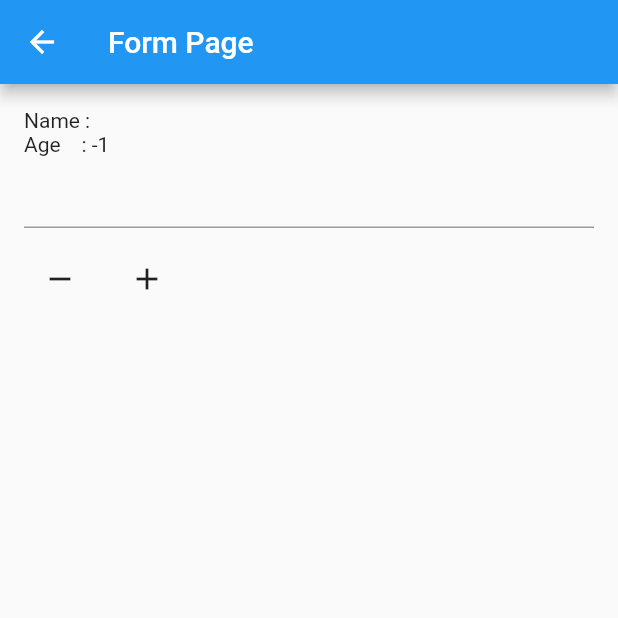
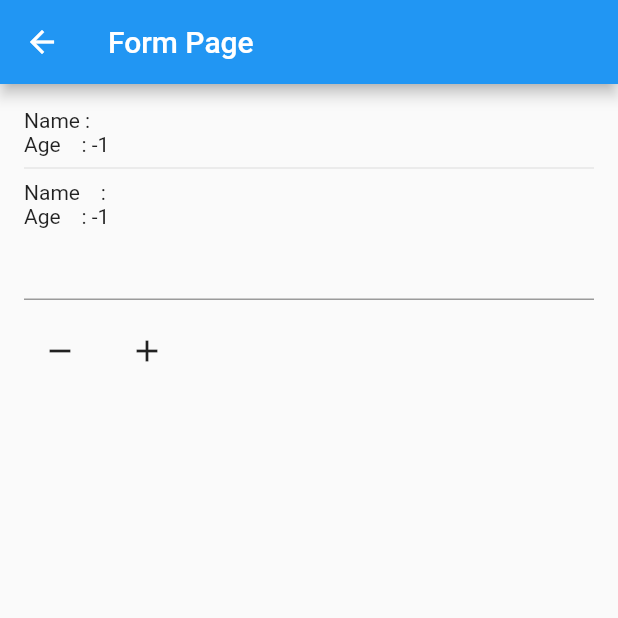
Before and after one commit to asbiqalalawi/bloc_train, a Flutter app: the FormPage screen opened directly, after a tap on the "remove" icon, on a phone screen of 412 x 824 dp, the top half of it. Run offline on Flutter 3.47's test engine with Material 2 defaults, Android fonts, the phone set to English and light mode, and no system bars; our stand-ins replace bloc, flutter_bloc.

Commit message:
Extension Method
1. read() -> will be called once
2. watch() -> follow the context to rebuild when changes are made
3. select()  -> same as watch but specific column

```diff
--- a/lib/pages/form_page.dart
+++ b/lib/pages/form_page.dart
@@ -10,7 +10,20 @@ class FormPage extends StatelessWidget {
 
   @override
   Widget build(BuildContext context) {
+    // Extension Method
+    // 1. context.read()
+    // 2. context.watch()
+    // 1. context.select()
+
+    /*read will be called once
+     watch follow the context to rebuild when changes are made
+     select same as watch but specific column
+     */
+
     var userCubit = context.read<UserCubit>();
+    // var userCubitWatch = context.watch<UserCubit>();
+
+    log('Build Scaffold');
 
     return Scaffold(
       appBar: AppBar(
@@ -34,6 +47,22 @@ class FormPage extends StatelessWidget {
                 log('Change Age');
                 return Text('Age    : ' + state.toString());
               }),
+          // Same #####################################################################
+          const Divider(),
+          Builder(
+            builder: (context) {
+              log('Change Name Watch');
+              var watchUser = context.select<UserCubit, String>((value) => value.state.name);
+              return Text('Name    : ' + watchUser);
+            },
+          ),
+          Builder(
+            builder: (context) {
+              log('Change Age Watch');
+              var watchUser = context.select<UserCubit, int>((value) => value.state.age);
+              return Text('Age    : ' + watchUser.toString());
+            },
+          ),
           TextFormField(
             onChanged: (value) => userCubit.changeName(value),
           ),
```
